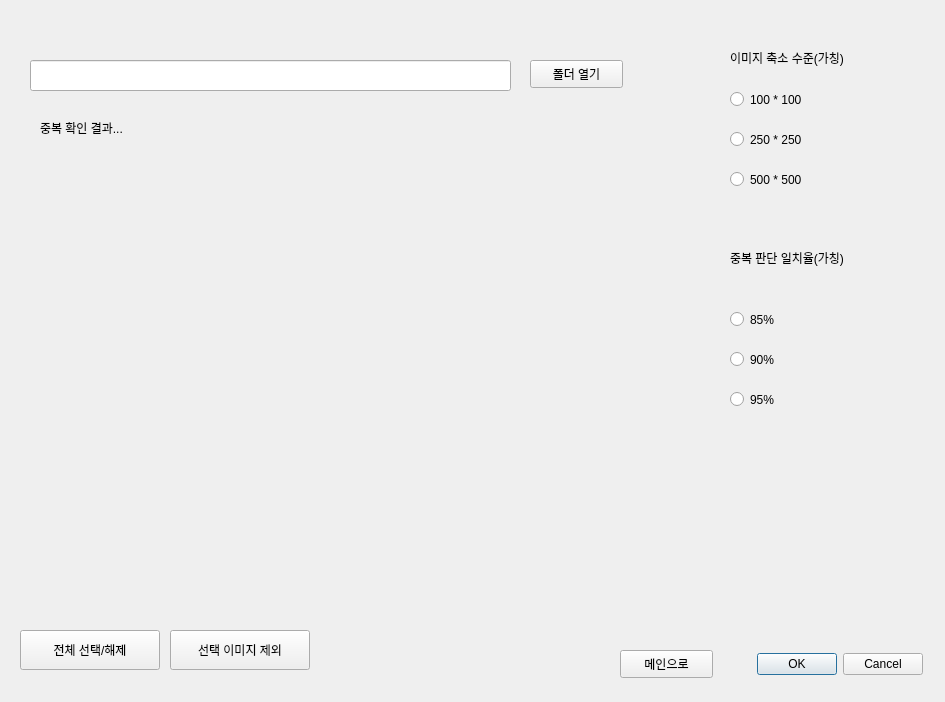
Qt form Second.ui (SongHyungJin/GraduationProject) before a commit.
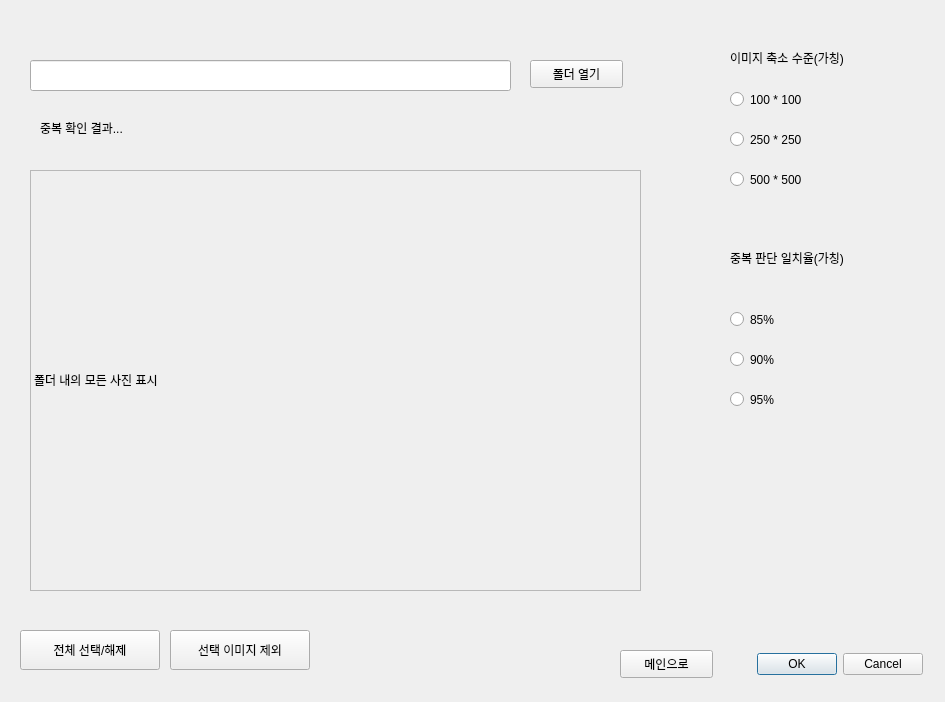
The same form after that commit.

```diff
--- a/Second.ui
+++ b/Second.ui
@@ -223,6 +223,31 @@
     <string notr="true">buttonGroup_2</string>
    </attribute>
   </widget>
+  <widget class="QLabel" name="label_pic">
+   <property name="geometry">
+    <rect>
+     <x>30</x>
+     <y>170</y>
+     <width>611</width>
+     <height>421</height>
+    </rect>
+   </property>
+   <property name="focusPolicy">
+    <enum>Qt::StrongFocus</enum>
+   </property>
+   <property name="frameShape">
+    <enum>QFrame::StyledPanel</enum>
+   </property>
+   <property name="frameShadow">
+    <enum>QFrame::Sunken</enum>
+   </property>
+   <property name="text">
+    <string>폴더 내의 모든 사진 표시</string>
+   </property>
+   <property name="openExternalLinks">
+    <bool>false</bool>
+   </property>
+  </widget>
  </widget>
  <resources/>
  <connections/>
```
